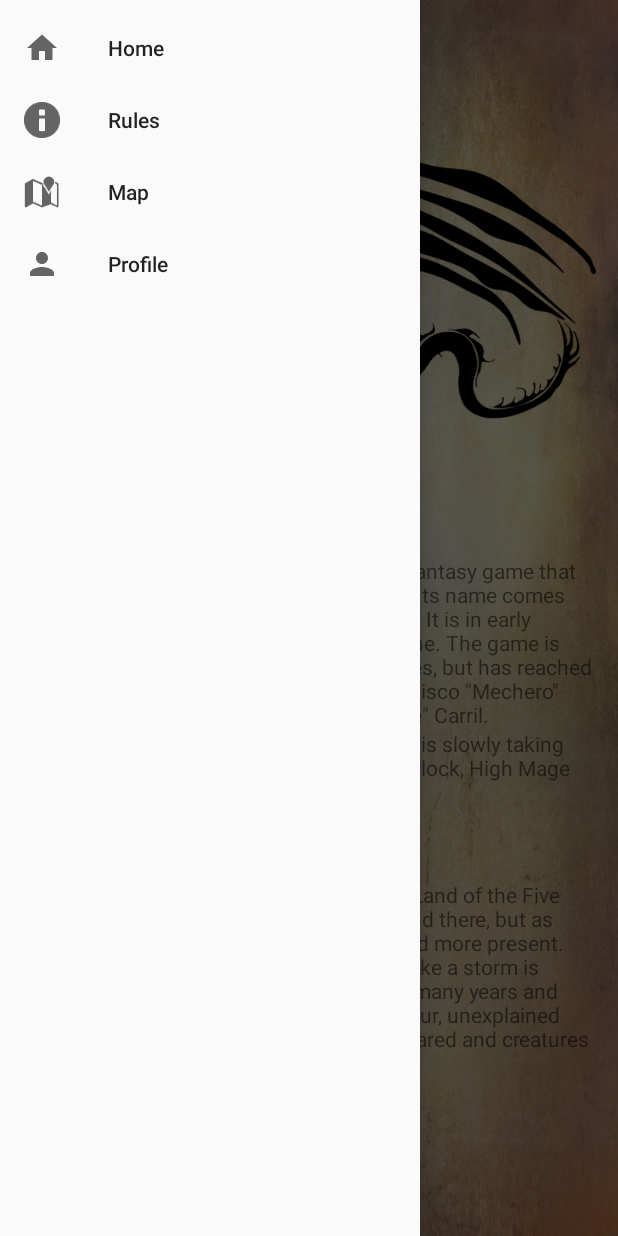
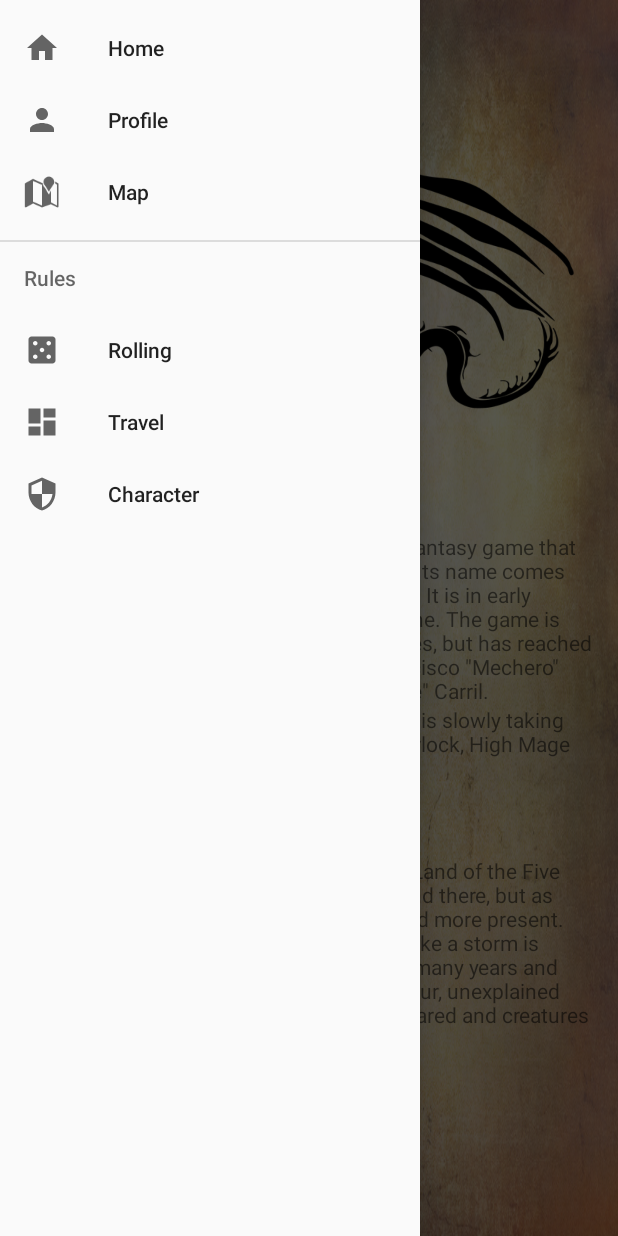
Before and after one commit to FcoAlvarez91/App_Movil_LOT5, an Android app: the screen it shows after launch (MainActivity), with the side drawer open, on a phone screen of 412 x 824 dp. Run offline under Robolectric (Android 15) with nearby library versions, the phone set to English and light mode, and no system bars.

Commit message:
Classes and new fragment.

```diff
--- a/app/src/main/res/layout/activity_main.xml
+++ b/app/src/main/res/layout/activity_main.xml
@@ -25,6 +25,9 @@
             android:id="@+id/content_frame"
             android:layout_width="match_parent"
             android:layout_height="0dp"
+            android:layout_marginBottom="16dp"
+            android:layout_marginEnd="16dp"
+            android:layout_marginStart="16dp"
             app:layout_constraintBottom_toBottomOf="parent"
             app:layout_constraintEnd_toEndOf="parent"
             app:layout_constraintStart_toStartOf="parent"
--- a/app/src/main/res/layout/fragment_home.xml
+++ b/app/src/main/res/layout/fragment_home.xml
@@ -22,7 +22,6 @@
         android:layout_width="0dp"
         android:layout_height="0dp"
         android:layout_marginBottom="16dp"
-        android:padding="16dp"
         app:layout_constraintBottom_toBottomOf="parent"
         app:layout_constraintEnd_toEndOf="parent"
         app:layout_constraintHorizontal_bias="0.0"
--- a/app/src/main/res/layout/fragment_rolling_rules.xml
+++ b/app/src/main/res/layout/fragment_rolling_rules.xml
@@ -18,6 +18,7 @@
         android:layout_width="match_parent"
         android:layout_height="0dp"
         android:layout_marginTop="8dp"
+        app:layout_constraintBottom_toBottomOf="parent"
         app:layout_constraintEnd_toEndOf="parent"
         app:layout_constraintStart_toStartOf="parent"
         app:layout_constraintTop_toBottomOf="@+id/textView5">
--- a/app/src/main/res/layout/fragment_travel_rules.xml
+++ b/app/src/main/res/layout/fragment_travel_rules.xml
@@ -18,6 +18,7 @@
         android:layout_width="match_parent"
         android:layout_height="0dp"
         android:layout_marginTop="8dp"
+        app:layout_constraintBottom_toBottomOf="parent"
         app:layout_constraintEnd_toEndOf="parent"
         app:layout_constraintStart_toStartOf="parent"
         app:layout_constraintTop_toBottomOf="@+id/textView5">
--- a/app/src/main/res/menu/menu.xml
+++ b/app/src/main/res/menu/menu.xml
@@ -7,16 +7,33 @@
             android:icon="@drawable/ic_home_black_24dp"
             android:title="Home" />
         <item
-            android:id="@+id/nav_rules"
-            android:icon="@android:drawable/ic_dialog_info"
-            android:title="Rules" />
+            android:id="@+id/nav_profile"
+            android:icon="@drawable/ic_person_black_24dp"
+            android:title="Profile" />
         <item
             android:id="@+id/nav_map"
             android:icon="@android:drawable/ic_dialog_map"
             android:title="Map" />
         <item
-            android:id="@+id/nav_profile"
-            android:icon="@drawable/ic_person_black_24dp"
-            android:title="Profile" />
+            android:id="@+id/nav_rules"
+            android:icon="@android:drawable/ic_dialog_info"
+            android:title="Rules" >
+
+            <menu>
+                <item
+                    android:id="@+id/rules_rolling"
+                    android:icon="@drawable/ic_casino_black_24dp"
+                    android:title="Rolling" />
+                <item
+                    android:id="@+id/rules_travel"
+                    android:icon="@drawable/ic_dashboard_black_24dp"
+                    android:title="Travel" />
+                <item
+                    android:id="@+id/rules_character"
+                    android:icon="@drawable/ic_security_black_24dp"
+                    android:title="Character" />
+            </menu>
+
+        </item>
     </group>
 </menu>
```
Also changed, not shown: app/src/main/java/montero/app_movil_lot5/MainActivity.java (+13 -7 lines).
